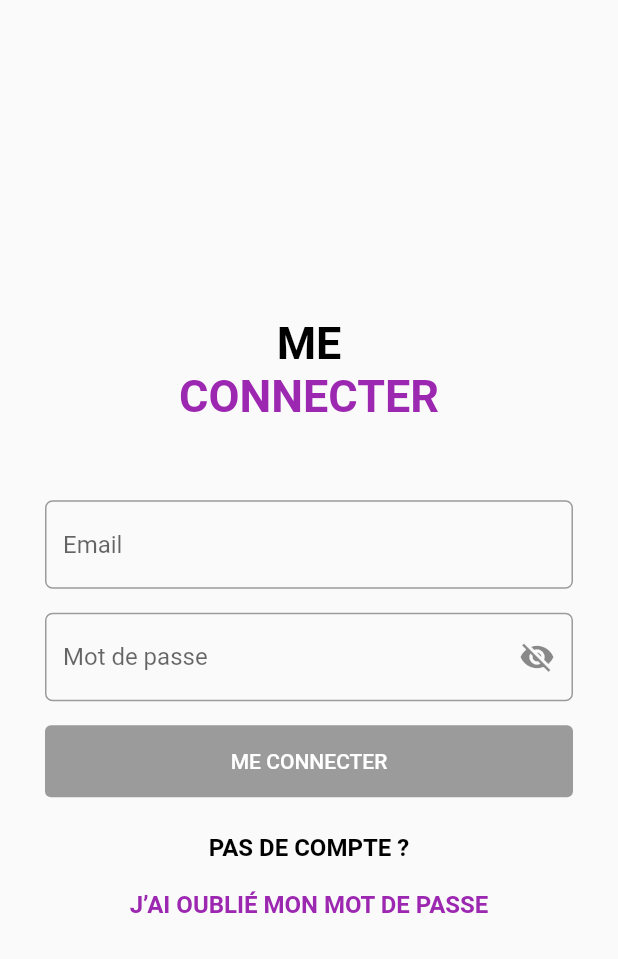
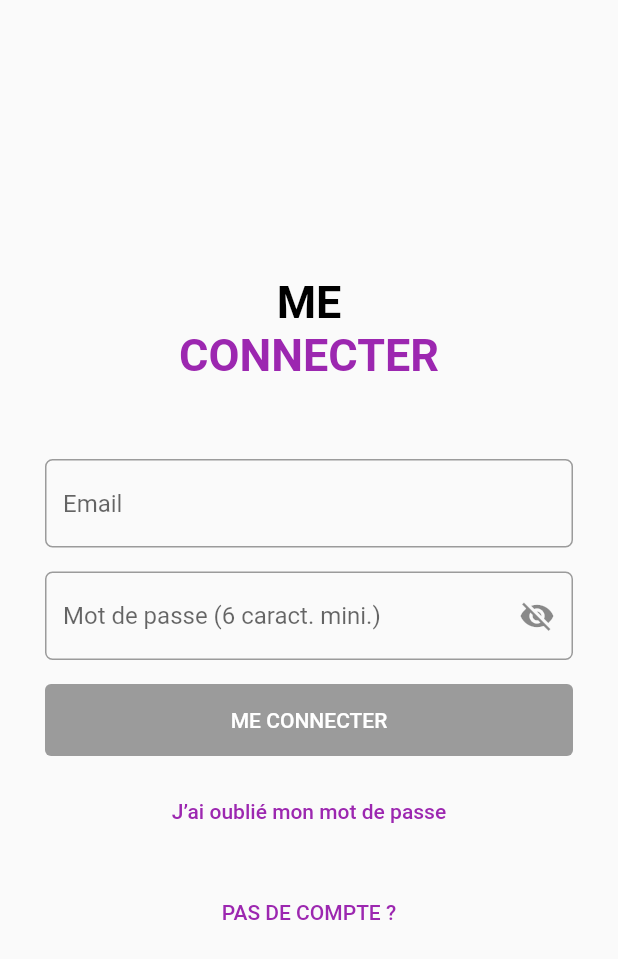
Before and after one commit to ludovicAngenard/e-commerce, a Flutter app: the screen it shows after launch, on a phone screen of 412 x 824 dp. Shown: the top 959 px of the screen. Run offline on Flutter 3.47's test engine with Material 2 defaults, Android fonts, the phone set to English and light mode, and no system bars.

Commit message:
Modification de la view Login : - Ajout du Routing

```diff
--- a/e_commerce/lib/main.dart
+++ b/e_commerce/lib/main.dart
@@ -1,5 +1,5 @@
 import 'package:e_commerce/screen/login_screen.dart';
-import 'package:e_commerce/screen/forget_pwd_screen.dart';
+//import 'package:e_commerce/screen/forget_pwd_screen.dart';
 //import 'package:e_commerce/screen/signin_screen.dart';
 import 'package:flutter/material.dart';
 
--- a/e_commerce/lib/screen/login_screen.dart
+++ b/e_commerce/lib/screen/login_screen.dart
@@ -1,4 +1,7 @@
+import 'package:e_commerce/screen/signin_screen.dart';
 import 'package:flutter/material.dart';
+
+import 'forget_pwd_screen.dart';
 
 class AuthScreen extends StatefulWidget {
   final Function(int) onChangedStep;
@@ -98,7 +101,7 @@ class _AuthScreenState extends State<AuthScreen> {
                                     : Icons.visibility_off,
                               ),
                             ),
-                            hintText: 'Mot de passe',
+                            hintText: 'Mot de passe (6 caract. mini.)',
                             border: OutlineInputBorder(
                               borderRadius: BorderRadius.circular(5.0),
                               borderSide: BorderSide(color: Colors.purple),
@@ -138,30 +141,36 @@ class _AuthScreenState extends State<AuthScreen> {
                       SizedBox(
                         height: 5.0,
                       ),
-                      RichText(
-                        text: TextSpan(
-                          text: '\n'.toUpperCase(),
-                          style: TextStyle(
-                            color: Colors.black,
-                            fontWeight: FontWeight.bold,
-                            fontSize: 16.0,
-                          ),
-                          children: [
-                            TextSpan(
-                              text: 'Pas de compte ?\n'.toUpperCase(),
-                            ),
-                            TextSpan(
-                              text: '\nJ’ai oublié mon mot de passe'
-                                  .toUpperCase(),
-                              style: TextStyle(
-                                color: Colors.purple,
-                                fontWeight: FontWeight.bold,
-                                //fontStyle: FontStyle.italic,
-                              ),
-                            ),
-                          ],
+                      TextButton(
+                        style: ButtonStyle(
+                          foregroundColor:
+                              MaterialStateProperty.all<Color>(Colors.purple),
                         ),
-                        textAlign: TextAlign.center,
+                        onPressed: () {
+                          Navigator.push(
+                            context,
+                            MaterialPageRoute(
+                                builder: (context) => ForgetPwdScreen()),
+                          );
+                        },
+                        child: Text('\nJ’ai oublié mon mot de passe'),
+                      ),
+                      SizedBox(
+                        height: 35.0,
+                      ),
+                      TextButton(
+                        style: ButtonStyle(
+                          foregroundColor:
+                              MaterialStateProperty.all<Color>(Colors.purple),
+                        ),
+                        onPressed: () {
+                          Navigator.push(
+                            context,
+                            MaterialPageRoute(
+                                builder: (context) => SigninScreen()),
+                          );
+                        },
+                        child: Text('Pas de compte ?\n'.toUpperCase()),
                       ),
                     ],
                   ),
```
